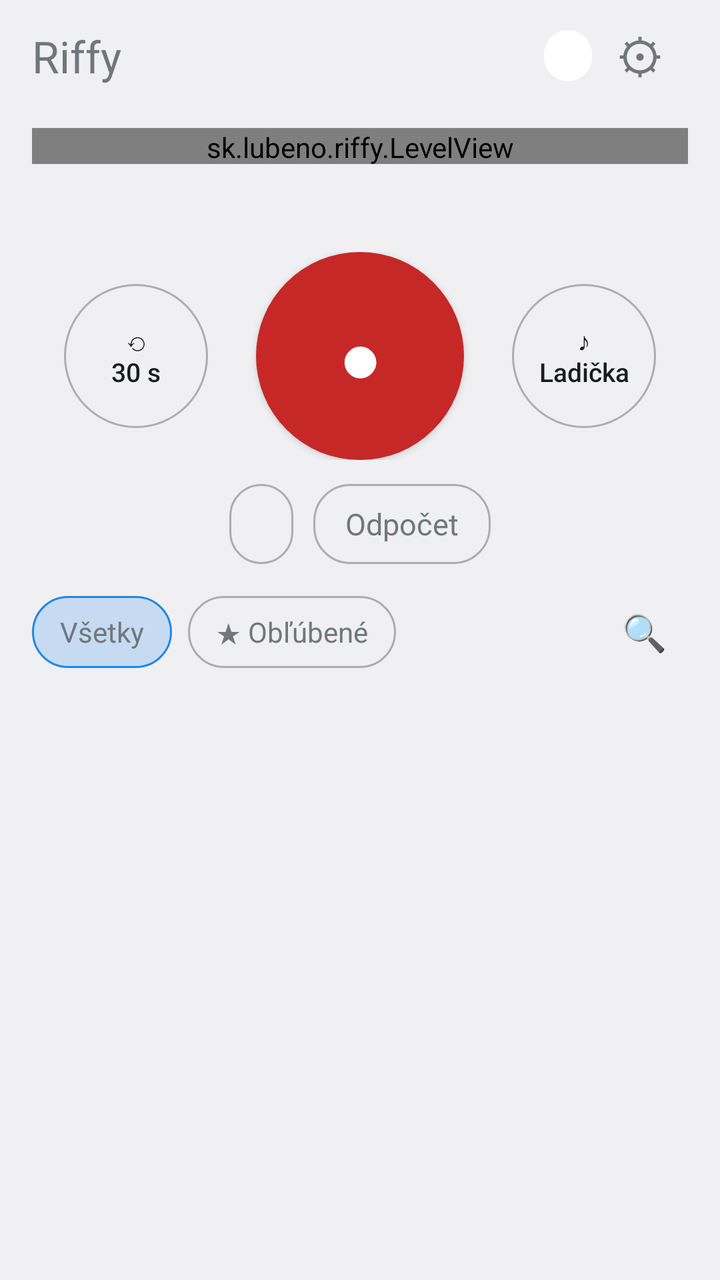
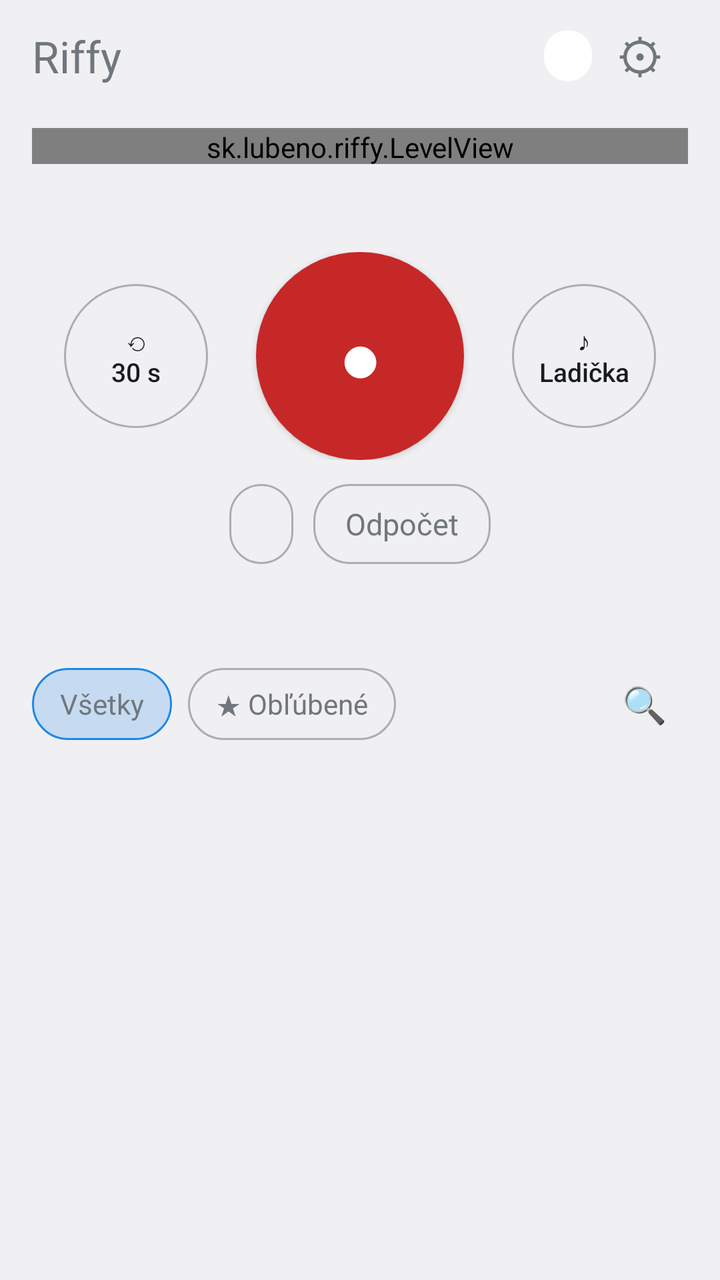

Compare the two renders of this Android layout. The source of the first and the diff that turns it into the second are given below.
<!-- AndroidManifest.xml: application theme Riffy -->
<!-- res/layout/main.xml -->
<?xml version="1.0" encoding="utf-8"?>
<FrameLayout xmlns:android="http://schemas.android.com/apk/res/android"
    android:id="@+id/root"
    android:layout_width="match_parent"
    android:layout_height="match_parent">

    
    <LinearLayout
        android:id="@+id/mainPage"
        android:layout_width="match_parent"
        android:layout_height="match_parent"
        android:orientation="vertical"
        android:paddingLeft="16dp"
        android:paddingRight="16dp">

        <LinearLayout
            android:layout_width="match_parent"
            android:layout_height="56dp"
            android:gravity="center_vertical"
            android:orientation="horizontal">

            <TextView
                android:layout_width="0dp"
                android:layout_height="wrap_content"
                android:layout_weight="1"
                android:text="Riffy"
                android:textSize="22sp" />

            <TextView
                android:id="@+id/chip"
                android:layout_width="wrap_content"
                android:layout_height="wrap_content"
                android:background="@drawable/bg_pill"
                android:maxWidth="180dp"
                android:maxLines="1"
                android:ellipsize="end"
                android:paddingLeft="12dp"
                android:paddingTop="4dp"
                android:paddingRight="12dp"
                android:paddingBottom="4dp"
                android:textColor="#FFFFFF"
                android:textSize="13sp" />

            <TextView
                android:id="@+id/settingsButton"
                android:layout_width="48dp"
                android:layout_height="48dp"
                android:contentDescription="Nastavenia"
                android:gravity="center"
                android:text="⚙"
                android:textSize="24sp" />
        </LinearLayout>

        <TextView
            android:id="@+id/banner"
            android:layout_width="match_parent"
            android:layout_height="wrap_content"
            android:background="@drawable/bg_pill"
            android:padding="10dp"
            android:textColor="#FFFFFF"
            android:textSize="20sp"
            android:visibility="gone" />

        <sk.lubeno.riffy.LevelView
            android:id="@+id/level"
            android:layout_width="match_parent"
            android:layout_height="18dp"
            android:layout_marginTop="8dp" />

        <LinearLayout
            android:layout_width="match_parent"
            android:layout_height="wrap_content"
            android:gravity="center_vertical"
            android:minHeight="36dp"
            android:orientation="horizontal">

            <TextView
                android:id="@+id/levelText"
                android:layout_width="0dp"
                android:layout_height="wrap_content"
                android:layout_weight="1"
                android:textSize="12sp" />

            <TextView
                android:id="@+id/gainText"
                android:layout_width="wrap_content"
                android:layout_height="36dp"
                android:gravity="center_vertical"
                android:textSize="12sp" />
        </LinearLayout>

        <SeekBar
            android:id="@+id/gain"
            android:layout_width="match_parent"
            android:layout_height="40dp"
            android:visibility="gone" />

        <LinearLayout
            android:id="@+id/controls"
            android:layout_width="match_parent"
            android:layout_height="wrap_content"
            android:layout_marginTop="8dp"
            android:gravity="center"
            android:orientation="horizontal">

            <Button
                android:id="@+id/retro"
                android:layout_width="72dp"
                android:layout_height="72dp"
                android:background="@drawable/bg_circle"
                android:text="⟲\n30 s"
                android:textAllCaps="false"
                android:textSize="13sp" />

            <Button
                android:id="@+id/rec"
                android:layout_width="104dp"
                android:layout_height="104dp"
                android:layout_marginLeft="24dp"
                android:layout_marginRight="24dp"
                android:background="@drawable/bg_rec"
                android:contentDescription="Nahrávať"
                android:text="●"
                android:textColor="#FFFFFF"
                android:textSize="36sp" />

            <Button
                android:id="@+id/tunerButton"
                android:layout_width="72dp"
                android:layout_height="72dp"
                android:background="@drawable/bg_circle"
                android:text="♪\nLadička"
                android:textAllCaps="false"
                android:textSize="13sp" />
        </LinearLayout>

        <TextView
            android:id="@+id/recHint"
            android:layout_width="match_parent"
            android:layout_height="wrap_content"
            android:layout_marginTop="12dp"
            android:gravity="center"
            android:text="Ťuknutím zastavíte a uložíte"
            android:visibility="gone" />

        <LinearLayout
            android:id="@+id/tools"
            android:layout_width="match_parent"
            android:layout_height="wrap_content"
            android:layout_marginTop="12dp"
            android:gravity="center"
            android:orientation="horizontal">

            <TextView
                android:id="@+id/metroChip"
                android:layout_width="wrap_content"
                android:layout_height="40dp"
                android:background="@drawable/bg_chip"
                android:gravity="center"
                android:paddingLeft="16dp"
                android:paddingRight="16dp"
                android:textSize="15sp" />

            <TextView
                android:id="@+id/countChip"
                android:layout_width="wrap_content"
                android:layout_height="40dp"
                android:layout_marginLeft="10dp"
                android:background="@drawable/bg_chip"
                android:gravity="center"
                android:paddingLeft="16dp"
                android:paddingRight="16dp"
                android:text="Odpočet"
                android:textSize="15sp" />
        </LinearLayout>

        <LinearLayout
            android:id="@+id/tunerPanel"
            android:layout_width="match_parent"
            android:layout_height="wrap_content"
            android:layout_marginTop="8dp"
            android:background="@drawable/bg_panel"
            android:orientation="vertical"
            android:padding="8dp"
            android:visibility="gone">

            <TextView
                android:id="@+id/tunerNote"
                android:layout_width="match_parent"
                android:layout_height="wrap_content"
                android:gravity="center"
                android:textSize="40sp"
                android:textStyle="bold" />

            <SeekBar
                android:id="@+id/tunerCents"
                android:layout_width="match_parent"
                android:layout_height="32dp"
                android:enabled="false"
                android:max="100"
                android:progress="50" />

            <TextView
                android:id="@+id/tunerText"
                android:layout_width="match_parent"
                android:layout_height="wrap_content"
                android:gravity="center"
                android:textSize="13sp" />
        </LinearLayout>

        <LinearLayout
            android:id="@+id/listArea"
            android:layout_width="match_parent"
            android:layout_height="0dp"
            android:layout_marginTop="12dp"
            android:layout_weight="1"
            android:orientation="vertical">

            <LinearLayout
                android:layout_width="match_parent"
                android:layout_height="wrap_content"
                android:gravity="center_vertical"
                android:orientation="horizontal">

                <TextView
                    android:id="@+id/filterAll"
                    android:layout_width="wrap_content"
                    android:layout_height="36dp"
                    android:background="@drawable/bg_chip_on"
                    android:gravity="center"
                    android:paddingLeft="14dp"
                    android:paddingRight="14dp"
                    android:text="Všetky" />

                <TextView
                    android:id="@+id/filterFav"
                    android:layout_width="wrap_content"
                    android:layout_height="36dp"
                    android:layout_marginLeft="8dp"
                    android:background="@drawable/bg_chip"
                    android:gravity="center"
                    android:paddingLeft="14dp"
                    android:paddingRight="14dp"
                    android:text="★ Obľúbené" />

                <View
                    android:layout_width="0dp"
                    android:layout_height="1dp"
                    android:layout_weight="1" />

                <TextView
                    android:id="@+id/searchButton"
                    android:layout_width="44dp"
                    android:layout_height="44dp"
                    android:contentDescription="Hľadať"
                    android:gravity="center"
                    android:text="🔍"
                    android:textSize="18sp" />
            </LinearLayout>

            <EditText
                android:id="@+id/search"
                android:layout_width="match_parent"
                android:layout_height="wrap_content"
                android:hint="Názov, poznámka, tónina…"
                android:imeOptions="actionSearch"
                android:importantForAutofill="no"
                android:inputType="text"
                android:visibility="gone" />

            <ListView
                android:id="@+id/list"
                android:layout_width="match_parent"
                android:layout_height="0dp"
                android:layout_weight="1"
                android:divider="#22808080"
                android:dividerHeight="1px" />

            <TextView
                android:id="@+id/empty"
                android:layout_width="match_parent"
                android:layout_height="0dp"
                android:layout_weight="1"
                android:gravity="center"
                android:padding="24dp"
                android:text="Zatiaľ tu nie sú žiadne riffy.\nNahrajte prvý veľkým červeným tlačidlom."
                android:visibility="gone" />
        </LinearLayout>

        <View
            android:id="@+id/spacer"
            android:layout_width="match_parent"
            android:layout_height="0dp"
            android:layout_weight="1"
            android:visibility="gone" />

        <LinearLayout
            android:id="@+id/notice"
            android:layout_width="match_parent"
            android:layout_height="wrap_content"
            android:layout_marginBottom="6dp"
            android:background="@drawable/bg_pill"
            android:gravity="center_vertical"
            android:minHeight="48dp"
            android:orientation="horizontal"
            android:paddingLeft="14dp"
            android:paddingRight="6dp"
            android:visibility="gone">

            <TextView
                android:id="@+id/noticeText"
                android:layout_width="0dp"
                android:layout_height="wrap_content"
                android:layout_weight="1"
                android:textColor="#FFFFFF" />

            <TextView
                android:id="@+id/noticeAction"
                android:layout_width="wrap_content"
                android:layout_height="44dp"
                android:gravity="center"
                android:paddingLeft="12dp"
                android:paddingRight="12dp"
                android:textColor="#90CAF9"
                android:textStyle="bold" />
        </LinearLayout>

        
        <LinearLayout
            android:id="@+id/player"
            android:layout_width="match_parent"
            android:layout_height="wrap_content"
            android:layout_marginBottom="8dp"
            android:background="@drawable/bg_panel"
            android:orientation="vertical"
            android:padding="6dp"
            android:visibility="gone">

            <LinearLayout
                android:layout_width="match_parent"
                android:layout_height="wrap_content"
                android:gravity="center_vertical"
                android:orientation="horizontal">

                <TextView
                    android:id="@+id/playPause"
                    android:layout_width="48dp"
                    android:layout_height="48dp"
                    android:gravity="center"
                    android:text="⏸&#xFE0E;"
                    android:textSize="22sp" />

                <LinearLayout
                    android:id="@+id/playerMain"
                    android:layout_width="0dp"
                    android:layout_height="wrap_content"
                    android:layout_weight="1"
                    android:orientation="vertical">

                    <TextView
                        android:id="@+id/playerTitle"
                        android:layout_width="match_parent"
                        android:layout_height="wrap_content"
                        android:ellipsize="end"
                        android:maxLines="1" />

                    <ProgressBar
                        android:id="@+id/playerProgress"
                        style="@android:style/Widget.Material.ProgressBar.Horizontal"
                        android:layout_width="match_parent"
                        android:layout_height="6dp" />
                </LinearLayout>

                <TextView
                    android:id="@+id/playerInfo"
                    android:layout_width="wrap_content"
                    android:layout_height="wrap_content"
                    android:paddingLeft="8dp"
                    android:textSize="12sp" />

                <TextView
                    android:id="@+id/playerExpand"
                    android:layout_width="44dp"
                    android:layout_height="44dp"
                    android:contentDescription="Rozbaliť prehrávač"
                    android:gravity="center"
                    android:text="⌃"
                    android:textSize="20sp" />

                <TextView
                    android:id="@+id/playerClose"
                    android:layout_width="40dp"
                    android:layout_height="44dp"
                    android:contentDescription="Zavrieť prehrávač"
                    android:gravity="center"
                    android:text="✕"
                    android:textSize="18sp" />
            </LinearLayout>

            <LinearLayout
                android:id="@+id/playerMore"
                android:layout_width="match_parent"
                android:layout_height="wrap_content"
                android:orientation="vertical"
                android:visibility="gone">

                <LinearLayout
                    android:layout_width="match_parent"
                    android:layout_height="wrap_content"
                    android:gravity="center_vertical"
                    android:orientation="horizontal">

                    <SeekBar
                        android:id="@+id/playerSeek"
                        android:layout_width="0dp"
                        android:layout_height="44dp"
                        android:layout_weight="1" />

                    <TextView
                        android:id="@+id/playerTime"
                        android:layout_width="wrap_content"
                        android:layout_height="wrap_content"
                        android:minWidth="88dp"
                        android:textSize="12sp" />
                </LinearLayout>

                <LinearLayout
                    android:layout_width="match_parent"
                    android:layout_height="wrap_content"
                    android:gravity="center_vertical"
                    android:orientation="horizontal">

                    <TextView
                        android:layout_width="wrap_content"
                        android:layout_height="wrap_content"
                        android:paddingLeft="8dp"
                        android:text="Rýchlosť" />

                    <Spinner
                        android:id="@+id/speed"
                        android:layout_width="0dp"
                        android:layout_height="wrap_content"
                        android:layout_weight="1"
                        android:minHeight="44dp" />

                    <CheckBox
                        android:id="@+id/loop"
                        android:layout_width="wrap_content"
                        android:layout_height="wrap_content"
                        android:text="Dookola" />
                </LinearLayout>

                <LinearLayout
                    android:layout_width="match_parent"
                    android:layout_height="wrap_content"
                    android:orientation="horizontal">

                    <Button
                        android:id="@+id/loopA"
                        android:layout_width="0dp"
                        android:layout_height="wrap_content"
                        android:layout_weight="1"
                        android:text="Začiatok ["
                        android:textAllCaps="false" />

                    <Button
                        android:id="@+id/loopB"
                        android:layout_width="0dp"
                        android:layout_height="wrap_content"
                        android:layout_weight="1"
                        android:text="Koniec ]"
                        android:textAllCaps="false" />

                    <Button
                        android:id="@+id/loopClear"
                        android:layout_width="0dp"
                        android:layout_height="wrap_content"
                        android:layout_weight="1"
                        android:text="Celý"
                        android:textAllCaps="false" />
                </LinearLayout>

                <TextView
                    android:id="@+id/loopText"
                    android:layout_width="match_parent"
                    android:layout_height="wrap_content"
                    android:paddingLeft="8dp"
                    android:textSize="12sp" />
            </LinearLayout>
        </LinearLayout>
    </LinearLayout>

    
    <ScrollView
        android:id="@+id/settingsPage"
        android:layout_width="match_parent"
        android:layout_height="match_parent"
        android:background="?android:attr/colorBackground"
        android:visibility="gone">

        <LinearLayout
            android:layout_width="match_parent"
            android:layout_height="wrap_content"
            android:orientation="vertical"
            android:paddingLeft="16dp"
            android:paddingRight="16dp"
            android:paddingBottom="24dp">

            <TextView
                android:id="@+id/settingsBack"
                android:layout_width="match_parent"
                android:layout_height="56dp"
                android:gravity="center_vertical"
                android:text="←  Nastavenia"
                android:textSize="22sp" />

            <TextView
                style="@style/Section"
                android:text="Vstup" />

            <Spinner
                android:id="@+id/inputs"
                android:layout_width="match_parent"
                android:layout_height="wrap_content"
                android:minHeight="48dp" />

            <TextView
                android:id="@+id/status"
                android:layout_width="match_parent"
                android:layout_height="wrap_content"
                android:textIsSelectable="true"
                android:textSize="13sp" />

            <TextView
                android:id="@+id/info"
                android:layout_width="match_parent"
                android:layout_height="wrap_content"
                android:paddingTop="6dp"
                android:textSize="13sp" />

            <LinearLayout
                android:layout_width="match_parent"
                android:layout_height="wrap_content"
                android:orientation="horizontal">

                <TextView
                    android:layout_width="64dp"
                    android:layout_height="wrap_content"
                    android:text="Zdroj" />

                <Spinner
                    android:id="@+id/source"
                    android:layout_width="0dp"
                    android:layout_height="wrap_content"
                    android:layout_weight="1"
                    android:minHeight="44dp" />
            </LinearLayout>

            <LinearLayout
                android:layout_width="match_parent"
                android:layout_height="wrap_content"
                android:orientation="horizontal">

                <TextView
                    android:layout_width="64dp"
                    android:layout_height="wrap_content"
                    android:text="Formát" />

                <Spinner
                    android:id="@+id/format"
                    android:layout_width="0dp"
                    android:layout_height="wrap_content"
                    android:layout_weight="1"
                    android:minHeight="44dp" />

                <Spinner
                    android:id="@+id/channels"
                    android:layout_width="0dp"
                    android:layout_height="wrap_content"
                    android:layout_weight="1"
                    android:minHeight="44dp" />
            </LinearLayout>

            <LinearLayout
                android:layout_width="match_parent"
                android:layout_height="wrap_content"
                android:orientation="horizontal">

                <Button
                    android:id="@+id/test"
                    android:layout_width="0dp"
                    android:layout_height="wrap_content"
                    android:layout_weight="1"
                    android:text="Nájsť nastavenie"
                    android:textAllCaps="false" />

                <Button
                    android:id="@+id/usbInfo"
                    android:layout_width="0dp"
                    android:layout_height="wrap_content"
                    android:layout_weight="1"
                    android:text="Popis USB"
                    android:textAllCaps="false" />
            </LinearLayout>

            <TextView
                style="@style/Section"
                android:text="Nahrávanie" />

            <CheckBox
                android:id="@+id/trim"
                android:layout_width="match_parent"
                android:layout_height="wrap_content"
                android:text="Orezať ticho na začiatku a konci" />

            <CheckBox
                android:id="@+id/screenOn"
                android:layout_width="match_parent"
                android:layout_height="wrap_content"
                android:text="Počas nahrávania nechať zapnutú obrazovku" />

            <CheckBox
                android:id="@+id/metroPhone"
                android:layout_width="match_parent"
                android:layout_height="wrap_content"
                android:text="Metronóm do telefónu (inak do ToneX)" />

            <TextView
                style="@style/Section"
                android:text="Aplikácia" />

            <LinearLayout
                android:layout_width="match_parent"
                android:layout_height="wrap_content"
                android:gravity="center_vertical"
                android:orientation="horizontal">

                <TextView
                    android:id="@+id/version"
                    android:layout_width="0dp"
                    android:layout_height="wrap_content"
                    android:layout_weight="1" />

                <Button
                    android:id="@+id/updates"
                    android:layout_width="wrap_content"
                    android:layout_height="wrap_content"
                    android:text="Skontrolovať aktualizácie"
                    android:textAllCaps="false" />
            </LinearLayout>
        </LinearLayout>
    </ScrollView>
</FrameLayout>
<!-- resources referenced by this layout -->
<resources>
  <!-- drawable bg_chip (drawable) -->
  <?xml version="1.0" encoding="utf-8"?>
  <shape xmlns:android="http://schemas.android.com/apk/res/android" android:shape="rectangle">
      <corners android:radius="18dp" />
      <stroke android:width="1dp" android:color="#99808080" />
  </shape>
  <!-- drawable bg_chip_on (drawable) -->
  <?xml version="1.0" encoding="utf-8"?>
  <shape xmlns:android="http://schemas.android.com/apk/res/android" android:shape="rectangle">
      <corners android:radius="18dp" />
      <solid android:color="#331E88E5" />
      <stroke android:width="1dp" android:color="#1E88E5" />
  </shape>
  <!-- drawable bg_circle (drawable) -->
  <?xml version="1.0" encoding="utf-8"?>
  <shape xmlns:android="http://schemas.android.com/apk/res/android" android:shape="oval">
      <stroke android:width="1dp" android:color="#99808080" />
  </shape>
  <!-- drawable bg_panel (drawable) -->
  <?xml version="1.0" encoding="utf-8"?>
  <shape xmlns:android="http://schemas.android.com/apk/res/android" android:shape="rectangle">
      <corners android:radius="14dp" />
      <solid android:color="#1F808080" />
  </shape>
  <!-- drawable bg_pill (drawable) -->
  <?xml version="1.0" encoding="utf-8"?>
  <shape xmlns:android="http://schemas.android.com/apk/res/android" android:shape="rectangle">
      <corners android:radius="14dp" />
      <solid android:color="#FFFFFFFF" />
  </shape>
  <!-- drawable bg_rec (drawable) -->
  <?xml version="1.0" encoding="utf-8"?>
  <shape xmlns:android="http://schemas.android.com/apk/res/android" android:shape="oval">
      <solid android:color="#C62828" />
  </shape>
  <style name="Section">
          <item name="android:layout_width">match_parent</item>
          <item name="android:layout_height">wrap_content</item>
          <item name="android:paddingTop">20dp</item>
          <item name="android:paddingBottom">4dp</item>
          <item name="android:textSize">13sp</item>
          <item name="android:textColor">?android:attr/textColorSecondary</item>
      </style>
  <style name="Riffy" parent="@android:style/Theme.DeviceDefault.DayNight">
          <item name="android:windowActionBar">false</item>
          <item name="android:windowNoTitle">true</item>
      </style>
</resources>

<!-- the commit's change to res/layout/main.xml (unified diff, before → after) -->
@@ -174,6 +174,14 @@
                 android:textSize="15sp" />
         </LinearLayout>
 
+        <TextView
+            android:id="@+id/diaryText"
+            android:layout_width="match_parent"
+            android:layout_height="36dp"
+            android:gravity="center"
+            android:textColor="?android:attr/textColorSecondary"
+            android:textSize="13sp" />
+
         <LinearLayout
             android:id="@+id/tunerPanel"
             android:layout_width="match_parent"
@@ -217,6 +225,70 @@
             android:orientation="vertical">
 
             <LinearLayout
+                android:id="@+id/selectBar"
+                android:layout_width="match_parent"
+                android:layout_height="44dp"
+                android:gravity="center_vertical"
+                android:orientation="horizontal"
+                android:visibility="gone">
+
+                <TextView
+                    android:id="@+id/selectClose"
+                    android:layout_width="44dp"
+                    android:layout_height="44dp"
+                    android:contentDescription="Zrušiť výber"
+                    android:gravity="center"
+                    android:text="✕"
+                    android:textSize="18sp" />
+
+                <TextView
+                    android:id="@+id/selectCount"
+                    android:layout_width="0dp"
+                    android:layout_height="wrap_content"
+                    android:layout_weight="1"
+                    android:textSize="16sp" />
+
+                <TextView
+                    android:id="@+id/selectFav"
+                    android:layout_width="44dp"
+                    android:layout_height="44dp"
+                    android:contentDescription="Obľúbené"
+                    android:gravity="center"
+                    android:text="★"
+                    android:textColor="#F9A825"
+                    android:textSize="20sp" />
+
+                <TextView
+                    android:id="@+id/selectShare"
+                    android:layout_width="wrap_content"
+                    android:layout_height="44dp"
+                    android:gravity="center"
+                    android:paddingLeft="10dp"
+                    android:paddingRight="10dp"
+                    android:text="Poslať" />
+
+                <TextView
+                    android:id="@+id/selectZip"
+                    android:layout_width="wrap_content"
+                    android:layout_height="44dp"
+                    android:gravity="center"
+                    android:paddingLeft="10dp"
+                    android:paddingRight="10dp"
+                    android:text="ZIP" />
+
+                <TextView
+                    android:id="@+id/selectDelete"
+                    android:layout_width="wrap_content"
+                    android:layout_height="44dp"
+                    android:gravity="center"
+                    android:paddingLeft="10dp"
+                    android:paddingRight="10dp"
+                    android:text="Zmazať"
+                    android:textColor="#E53935" />
+            </LinearLayout>
+
+            <LinearLayout
+                android:id="@+id/filterRow"
                 android:layout_width="match_parent"
                 android:layout_height="wrap_content"
                 android:gravity="center_vertical"
@@ -614,6 +686,12 @@
                 android:text="Orezať ticho na začiatku a konci" />
 
             <CheckBox
+                android:id="@+id/normalize"
+                android:layout_width="match_parent"
+                android:layout_height="wrap_content"
+                android:text="Zarovnať hlasitosť riffov" />
+
+            <CheckBox
                 android:id="@+id/screenOn"
                 android:layout_width="match_parent"
                 android:layout_height="wrap_content"
